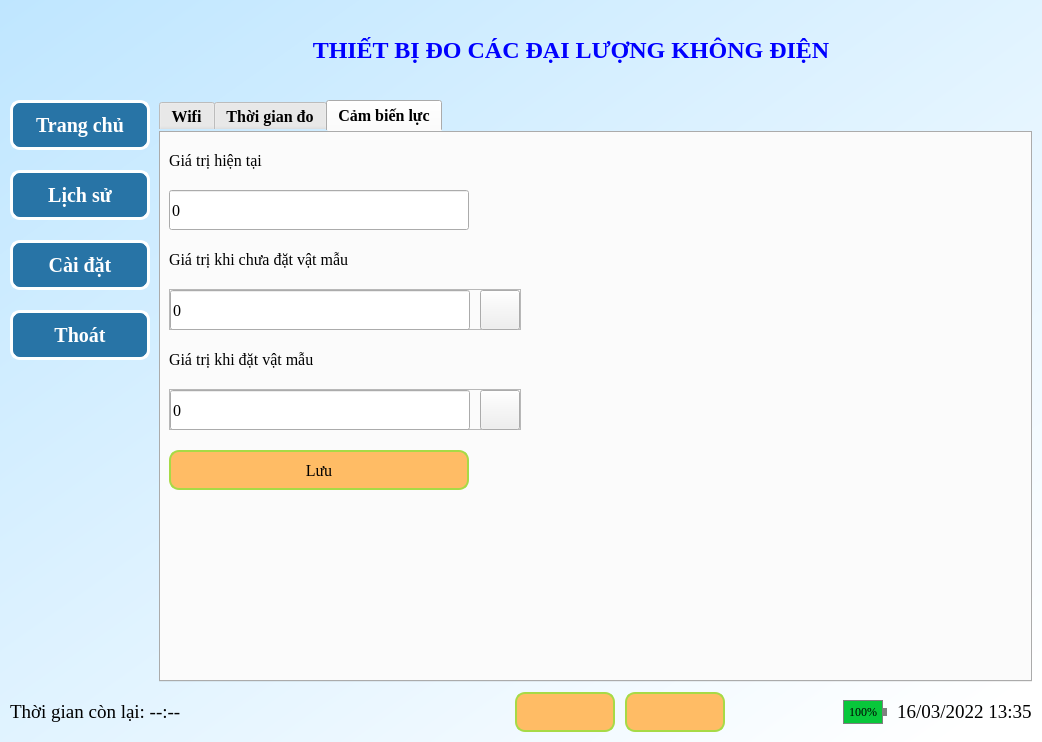
The window that iot.ui (sonmasterj/iot) describes before a commit, drawn with Qt 5.
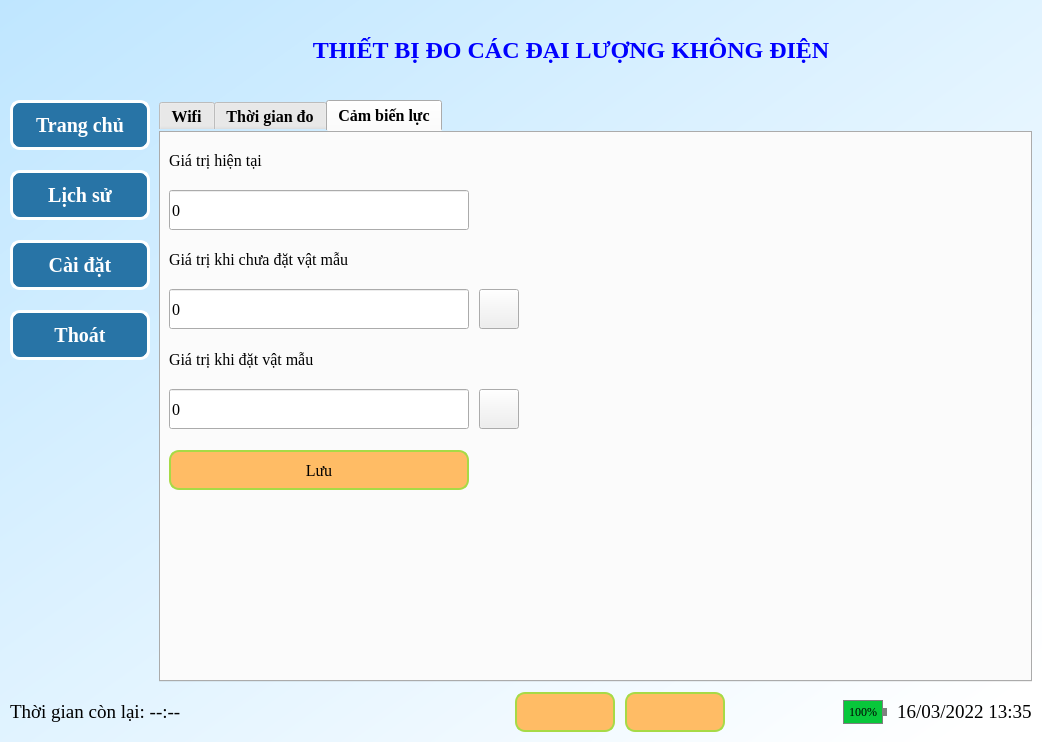
The same window after the commit. The open tabs and pages were chosen to show the change. Icons and pictures are not drawn.

```diff
--- a/iot.ui
+++ b/iot.ui
@@ -3842,7 +3842,7 @@
                   </size>
                  </property>
                  <property name="styleSheet">
-                  <string notr="true">QFrame::frame_11{
+                  <string notr="true">QFrame#frame_11{
 border:none;
 }</string>
                  </property>
@@ -3967,7 +3967,7 @@
                   </size>
                  </property>
                  <property name="styleSheet">
-                  <string notr="true">QFrame::frame_12{
+                  <string notr="true">QFrame#frame_12{
 border:none;
 }</string>
                  </property>
```
Left out of the diff: 9 changed lines with no effect on the pictures.
